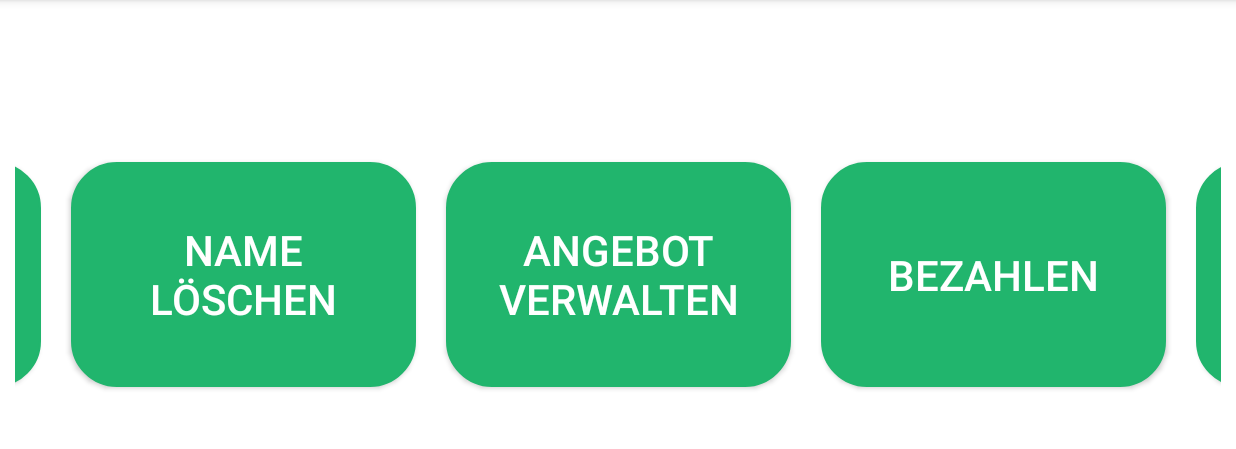
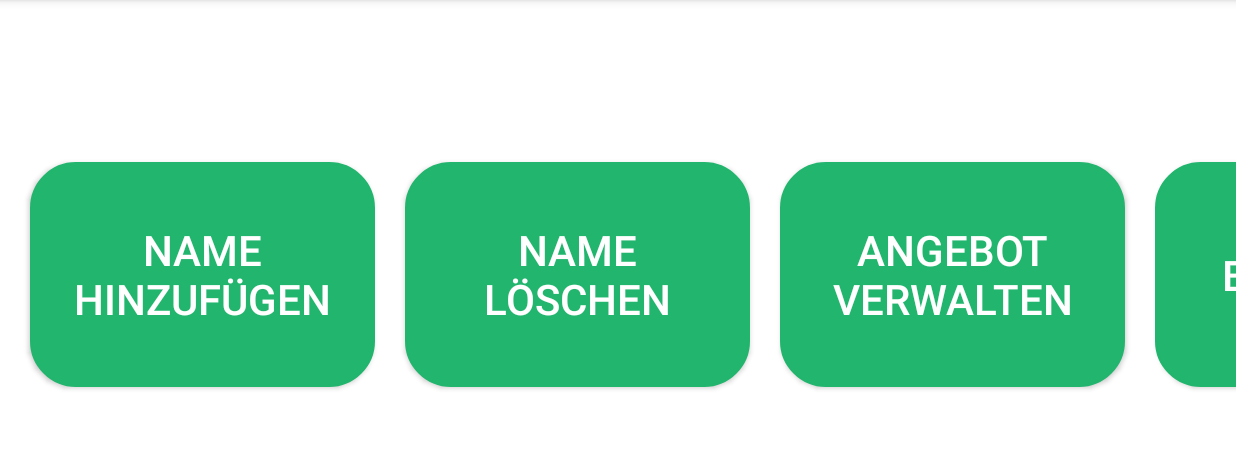
Before and after one commit to hitmarcer/kasse, an Android app: the screen it shows after launch (MainActivity), on a phone screen of 824 x 412 dp (held sideways), the part 84-533 px from its top. Run offline under Robolectric (Android 15) with nearby library versions, the phone set to English and light mode, and no system bars; our stand-ins replace Room's generated code.

Commit message:
Änderungen eingefügt

```diff
--- a/app/build.gradle
+++ b/app/build.gradle
@@ -15,8 +15,8 @@ android {
         applicationId "huette.kasse"
         minSdkVersion 24
         targetSdkVersion 29
-        versionCode 1
-        versionName "1.0"
+        versionCode 11
+        versionName "1.1"
 
         testInstrumentationRunner "androidx.test.runner.AndroidJUnitRunner"
     }
--- a/app/src/main/java/huette/kasse/activities/DeleteDrink.kt
+++ b/app/src/main/java/huette/kasse/activities/DeleteDrink.kt
@@ -5,6 +5,7 @@ import android.os.Bundle
 import androidx.appcompat.app.AppCompatActivity
 import androidx.lifecycle.Observer
 import androidx.lifecycle.ViewModelProvider
+import androidx.recyclerview.widget.GridLayoutManager
 import androidx.recyclerview.widget.LinearLayoutManager
 import androidx.recyclerview.widget.RecyclerView
 import huette.kasse.DrinksAdapter
@@ -24,7 +25,7 @@ class DeleteDrink : AppCompatActivity(), DrinksAdapter.OnItemClickListener {
 
         recyclerViewAddUser.adapter = drinksAdapter
         recyclerViewAddUser.layoutManager =
-            LinearLayoutManager(this, LinearLayoutManager.HORIZONTAL, false)
+            GridLayoutManager(this, Variables.rows, GridLayoutManager.HORIZONTAL, false)
 
         val drinksViewModel = ViewModelProvider(this).get(DrinksViewModel::class.java)
 
--- a/app/src/main/java/huette/kasse/activities/EditDrinks.kt
+++ b/app/src/main/java/huette/kasse/activities/EditDrinks.kt
@@ -6,6 +6,7 @@ import android.widget.Button
 import androidx.appcompat.app.AppCompatActivity
 import androidx.lifecycle.Observer
 import androidx.lifecycle.ViewModelProvider
+import androidx.recyclerview.widget.GridLayoutManager
 import androidx.recyclerview.widget.LinearLayoutManager
 import androidx.recyclerview.widget.RecyclerView
 import huette.kasse.DrinksAdapter
@@ -28,7 +29,7 @@ class EditDrinks : AppCompatActivity(), DrinksAdapter.OnItemClickListener {
 
         recyclerViewEditDrinks.adapter = drinksAdapter
         recyclerViewEditDrinks.layoutManager =
-            LinearLayoutManager(this, LinearLayoutManager.HORIZONTAL, false)
+            GridLayoutManager(this, Variables.rows, GridLayoutManager.HORIZONTAL, false)
 
         val drinksViewModel = ViewModelProvider(this).get(DrinksViewModel::class.java)
 
--- a/app/src/main/java/huette/kasse/data/daos/DrinkDao.kt
+++ b/app/src/main/java/huette/kasse/data/daos/DrinkDao.kt
@@ -13,7 +13,7 @@ interface DrinkDao {
     @Insert(onConflict = OnConflictStrategy.IGNORE)
     fun addDrink(drink: Drink)
 
-    @Query("SELECT * FROM drinks WHERE NOT deleted ORDER BY id ASC")
+    @Query("SELECT * FROM drinks WHERE NOT deleted ORDER BY price, drinkname ASC")
     fun getAllDrinks(): LiveData<List<Drink>>
 
     @Query("SELECT * FROM drinks WHERE id = :drink_id")
--- a/app/src/main/res/layout/activity_main.xml
+++ b/app/src/main/res/layout/activity_main.xml
@@ -13,18 +13,24 @@
         android:layout_height="wrap_content"
         android:layout_margin="10dp"
         android:orientation="horizontal"
-        app:layout_constraintTop_toTopOf="parent" />
+        app:layout_constraintTop_toTopOf="parent"
+        tools:layout_editor_absoluteX="10dp" />
+
+    <HorizontalScrollView
+        android:layout_width="match_parent"
+        android:layout_height="wrap_content"
+        app:layout_constraintBottom_toBottomOf="parent"
+        app:layout_constraintEnd_toEndOf="parent"
+        app:layout_constraintStart_toStartOf="parent"
+        app:layout_constraintTop_toBottomOf="@+id/recyclerViewNames">
 
         <LinearLayout
             android:id="@+id/layoutControlMain"
-        android:layout_width="match_parent"
-        android:layout_height="wrap_content"
+            android:layout_width="wrap_content"
+            android:layout_height="match_parent"
             android:layout_margin="10dp"
             android:gravity="center"
-        android:orientation="horizontal"
-        app:layout_constraintBottom_toBottomOf="parent"
-        app:layout_constraintTop_toBottomOf="@+id/recyclerViewNames"
-        tools:layout_editor_absoluteX="30dp">
+            android:orientation="horizontal">
 
             <Button
                 android:id="@+id/btnAddUser"
@@ -41,17 +47,17 @@
             <Button
                 android:id="@+id/btnEditDrinks"
                 style="@style/mainButtonStyle"
-            android:text="@string/editDrinks"/>
+                android:text="@string/editDrinks" />
 
             <Button
                 android:id="@+id/btnPay"
                 style="@style/mainButtonStyle"
-            android:text="@string/pay"/>
+                android:text="@string/pay" />
 
             <Button
                 android:id="@+id/btnUebersicht"
                 style="@style/mainButtonStyle"
-            android:text="@string/uebersicht"/>
+                android:text="@string/uebersicht" />
             <!--android:layout_width="230dp"
         android:layout_height="230dp"
         android:layout_margin="10dp"
@@ -60,6 +66,7 @@
         android:textSize="30sp"
         app:backgroundTint="@color/buttongreen" />-->
         </LinearLayout>
+    </HorizontalScrollView>
 
     <!--<LinearLayout
         android:id="@+id/layoutFullMain"
```
Also changed, not shown: app/src/main/java/huette/kasse/activities/AddDrinkToUser.kt (+4 -3 lines), 1 other file. Lines whose indentation alone changed are shown as unchanged.
